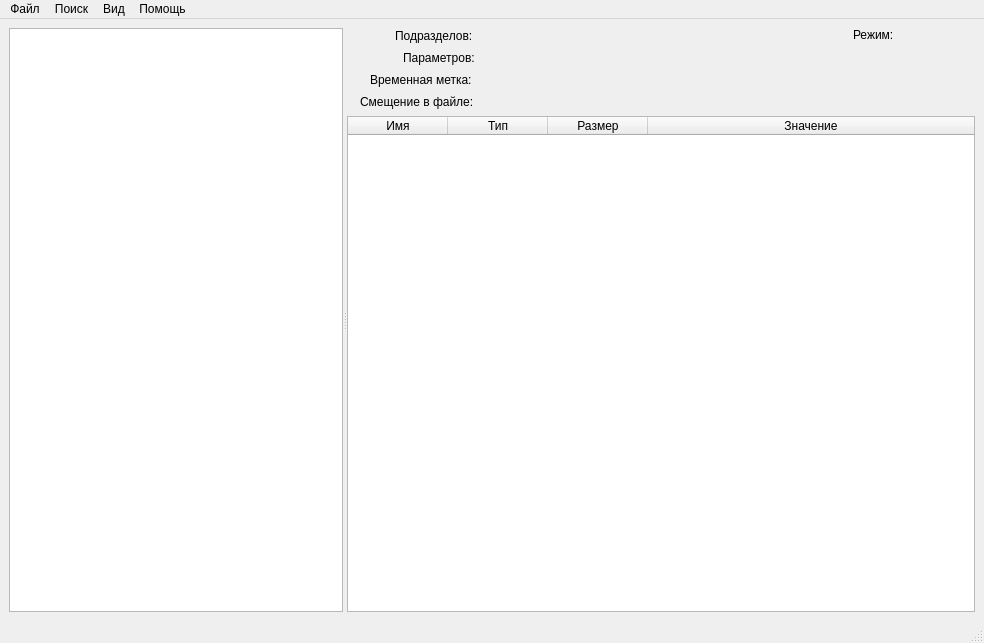
The window that interface.ui (CanisFerox/pruf) describes before a commit, drawn with Qt 5.
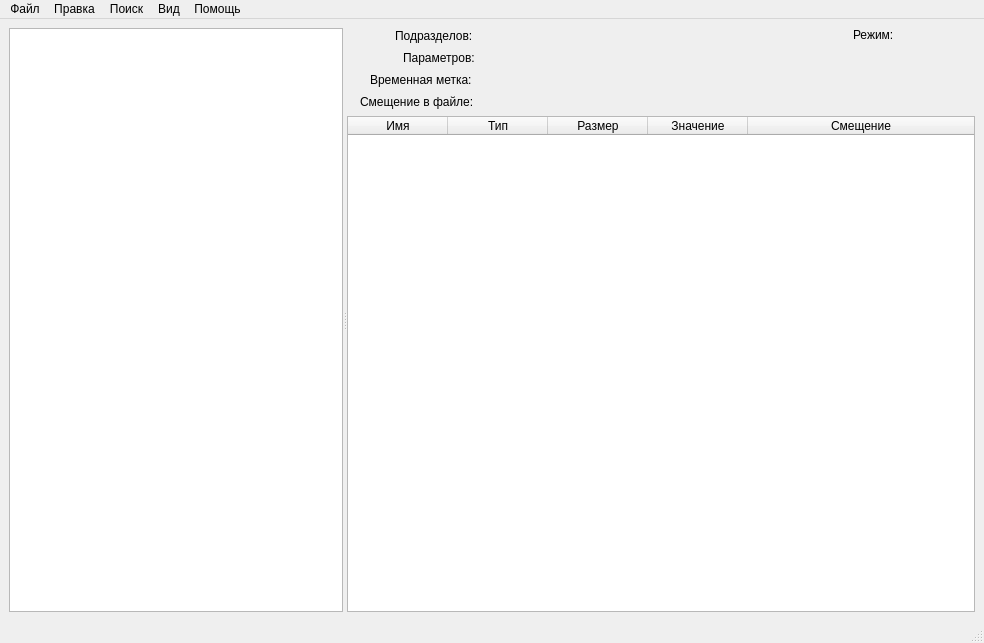
The same window after the commit.

Diff of the .ui file:
```diff
--- a/interface.ui
+++ b/interface.ui
@@ -394,6 +394,11 @@
             <string>Значение</string>
            </property>
           </column>
+          <column>
+           <property name="text">
+            <string>Смещение</string>
+           </property>
+          </column>
          </widget>
         </item>
        </layout>
@@ -459,7 +464,15 @@
     </property>
     <addaction name="about"/>
    </widget>
+   <widget class="QMenu" name="menu">
+    <property name="title">
+     <string>Правка</string>
+    </property>
+    <addaction name="change_value"/>
+    <addaction name="change_name"/>
+   </widget>
    <addaction name="file"/>
+   <addaction name="menu"/>
    <addaction name="search"/>
    <addaction name="view"/>
    <addaction name="help"/>
```
Left out of the diff: 10 changed lines with no effect on the pictures.
